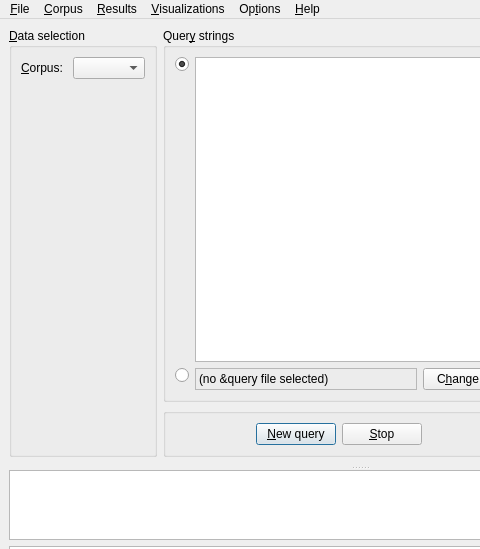
This is coquery/gui/ui/coquery.ui in gkunter/coquery as Qt 5 draws it before an edit; both pictures show x 0 to 480 and y 0 to 549 of the 720 by 748 pixel window. The edited form follows.
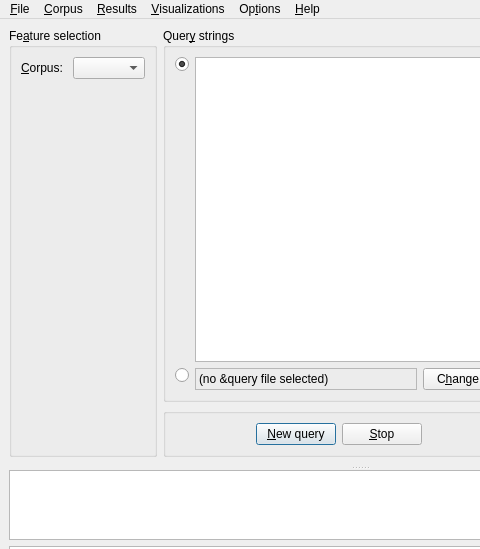
This is the edited form. Icons and pictures are not drawn. Custom widgets are drawn as their Qt base class.

The edit to the form file:
```diff
--- a/coquery/gui/ui/coquery.ui
+++ b/coquery/gui/ui/coquery.ui
@@ -663,7 +663,7 @@
            </sizepolicy>
           </property>
           <property name="title">
-           <string>&amp;Data selection</string>
+           <string>Fe&amp;ature selection</string>
           </property>
           <layout class="QVBoxLayout" name="output_columns">
            <item>
```
